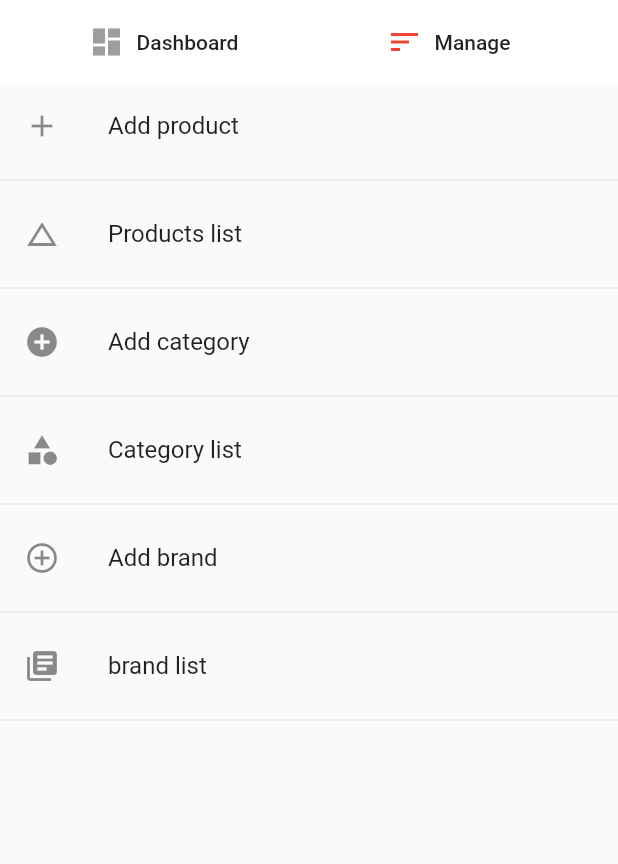
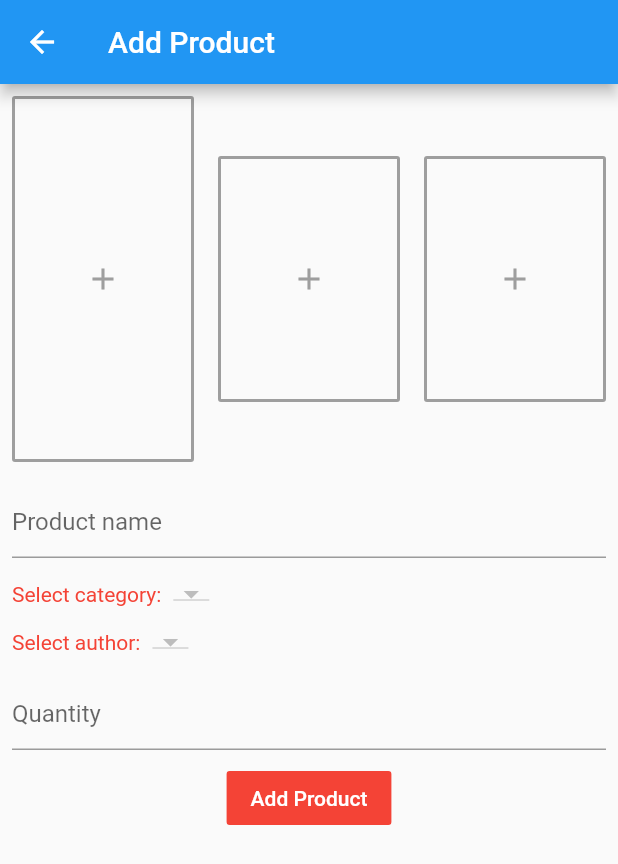
Before and after one commit to apoorvpandey/admin_book_exchange, a Flutter app: the screen it shows after launch, after a tap on "Manage", after a tap on "Add product", on a phone screen of 412 x 824 dp. Shown: the top 864 px of the screen. Run offline on Flutter 3.47's test engine with Material 2 defaults, Android fonts, the phone set to English and light mode, and no system bars; our stand-ins replace cloud_firestore, firebase_storage, image_picker; missing offline and left inert: flutter_flexible_toast; accounts and stored records are empty.

Commit message:
Product image upload ongoing...

```diff
--- a/lib/db/brand.dart
+++ b/lib/db/brand.dart
@@ -1,13 +1,26 @@
 import 'package:cloud_firestore/cloud_firestore.dart';
 import 'package:uuid/uuid.dart';
+import 'dart:convert';
 
 class BrandService{
   Firestore _firestore = Firestore.instance;
+  String ref = "brands";
 
   void createBrand(String name){
     var id = Uuid();
     String brandId = id.v1();
 
-    _firestore.collection('brands').document(brandId).setData({'brand': name});
+    _firestore.collection(ref).document(brandId).setData({'brand': name});
   }
+
+  Future <List<DocumentSnapshot>> getBrands() =>
+       _firestore.collection(ref).getDocuments().then((snaps){
+      return snaps.documents;
+    });
+
+  Future <List<DocumentSnapshot>> getSuggestions(String suggestion) =>
+      _firestore.collection(ref).where("brand", isEqualTo: suggestion).getDocuments().then((snap){
+        return snap.documents;
+      });
+
 }
--- a/lib/db/category.dart
+++ b/lib/db/category.dart
@@ -3,11 +3,24 @@ import 'package:uuid/uuid.dart';
 
 class CategoryService{
   Firestore _firestore = Firestore.instance;
+  String ref = "categories";
+
 
   void createCategory(String name){
     var id = Uuid();
     String categoryId = id.v1();
 
-    _firestore.collection('categories').document(categoryId).setData({'category': name});
+    _firestore.collection(ref).document(categoryId).setData({'category': name});
   }
-}
+
+  Future <List<DocumentSnapshot>> getCategories()=>
+     _firestore.collection(ref).getDocuments().then((snaps){
+      return snaps.documents;
+    });
+
+  Future <List<DocumentSnapshot>> getSuggestions(String suggestion) =>
+      _firestore.collection(ref).where("category", isEqualTo: suggestion).getDocuments().then((snap){
+        return snap.documents;
+      });
+
+  }
--- /dev/null
+++ b/lib/screens/add_products.dart
@@ -0,0 +1,326 @@
+import 'dart:io';
+import 'package:firebase_storage/firebase_storage.dart';
+import 'package:flutter_flexible_toast/flutter_flexible_toast.dart';
+import 'package:flutter/material.dart';
+import 'package:cloud_firestore/cloud_firestore.dart';
+import '../db/category.dart';
+import '../db/brand.dart';
+import 'package:image_picker/image_picker.dart';
+
+class AddProduct extends StatefulWidget {
+  @override
+  _AddProductState createState() => _AddProductState();
+}
+
+class _AddProductState extends State<AddProduct> {
+  CategoryService _categoryService = CategoryService();
+  BrandService _brandService = BrandService();
+  GlobalKey<FormState> _formKey = GlobalKey<FormState>();
+  TextEditingController productNameController = new TextEditingController();
+  TextEditingController quantityController = new TextEditingController();
+  List<DocumentSnapshot> brands = <DocumentSnapshot>[];
+  List<DocumentSnapshot> categories = <DocumentSnapshot>[];
+  List<DropdownMenuItem<String>> categoriesDropDown =
+      <DropdownMenuItem<String>>[];
+  List<DropdownMenuItem<String>> brandsDropDown = <DropdownMenuItem<String>>[];
+  String _currentCategory;
+  String _currentBrand;
+  File _image1;
+  File _image2;
+  File _image3;
+
+  @override
+  void initState() {
+    _getCategories();
+    _getBrands();
+  }
+
+  List<DropdownMenuItem<String>> getCategoriesDropDown() {
+    List<DropdownMenuItem<String>> items = new List();
+    for (int i = 0; i < categories.length; i++) {
+      items.insert(
+          0,
+          DropdownMenuItem(
+              child: Text(categories[i].data["category"]),
+              value: categories[i].data["category"]));
+    }
+    return items;
+  }
+
+  List<DropdownMenuItem<String>> getBrandsDropDown() {
+    List<DropdownMenuItem<String>> items = new List();
+    for (int i = 0; i < brands.length; i++) {
+      items.insert(
+          0,
+          DropdownMenuItem(
+              child: Text(brands[i].data["brand"]),
+              value: brands[i].data["brand"]));
+    }
+    return items;
+  }
+
+  @override
+  Widget build(BuildContext context) {
+    return Scaffold(
+      appBar: AppBar(title: Text("Add Product")),
+      body: SingleChildScrollView(
+        child: Form(
+          key: _formKey,
+          child: Column(
+            children: [
+              Row(
+                children: [
+                  Expanded(
+                    child: Padding(
+                      padding: const EdgeInsets.all(8.0),
+                      child: OutlineButton(
+                        borderSide: BorderSide(color: Colors.grey, width: 2),
+                        onPressed: () {
+                          _selectImage(
+                              ImagePicker.pickImage(
+                                  source: ImageSource.gallery),
+                              1);
+                        },
+                        child: Padding(
+                          padding: const EdgeInsets.fromLTRB(14, 40, 14, 40),
+                          child: _displayChild1(),
+                        ),
+                      ),
+                    ),
+                  ),
+                  Expanded(
+                    child: Padding(
+                      padding: const EdgeInsets.all(8.0),
+                      child: OutlineButton(
+                        borderSide: BorderSide(color: Colors.grey, width: 2),
+                        onPressed: () {
+                          _selectImage(
+                              ImagePicker.pickImage(
+                                  source: ImageSource.gallery),
+                              2);
+                        },
+                        child: _displayChild2(),
+                      ),
+                    ),
+                  ),
+                  Expanded(
+                    child: Padding(
+                      padding: const EdgeInsets.all(8.0),
+                      child: OutlineButton(
+                        borderSide: BorderSide(color: Colors.grey, width: 2),
+                        onPressed: () {
+                          _selectImage(
+                              ImagePicker.pickImage(
+                                  source: ImageSource.gallery),
+                              3);
+                        },
+                        child: _displayChild3(),
+                      ),
+                    ),
+                  ),
+                ],
+              ),
+              Padding(
+                padding: const EdgeInsets.all(8.0),
+                child: TextFormField(
+                  controller: productNameController,
+                  decoration: InputDecoration(hintText: "Product name"),
+                  validator: (value) {
+                    if (value.isEmpty) {
+                      return "You must enter product name";
+                    } else if (value.length > 10) {
+                      return "Product name can't have more than 10 characters";
+                    }
+                  },
+                ),
+              ),
+
+              // Select Category
+
+              Row(
+                children: <Widget>[
+                  Padding(
+                    padding: const EdgeInsets.all(8.0),
+                    child: Text(
+                      "Select category:",
+                      style: TextStyle(color: Colors.red),
+                    ),
+                  ),
+                  DropdownButton(
+                    items: categoriesDropDown,
+                    onChanged: changeSelectedCategory,
+                    value: _currentCategory,
+                  ),
+                ],
+              ),
+
+              // Select Brand
+
+              Row(
+                children: <Widget>[
+                  Padding(
+                    padding: const EdgeInsets.all(8.0),
+                    child: Text(
+                      "Select author:",
+                      style: TextStyle(color: Colors.red),
+                    ),
+                  ),
+                  DropdownButton(
+                    items: brandsDropDown,
+                    onChanged: changeSelectedBrand,
+                    value: _currentBrand,
+                  ),
+                ],
+              ),
+
+              Padding(
+                padding: const EdgeInsets.all(8.0),
+                child: TextFormField(
+                  controller: quantityController,
+                  keyboardType: TextInputType.number,
+                  decoration: InputDecoration(hintText: "Quantity"),
+                  validator: (value) {
+                    if (value.isEmpty) {
+                      return "You must enter quantity";
+                    }
+                  },
+                ),
+              ),
+
+              FlatButton(
+                color: Colors.red,
+                textColor: Colors.white,
+                child: Text("Add Product"),
+                onPressed: () {
+                  validateAndUpload();
+                },
+              ),
+            ],
+          ),
+        ),
+      ),
+    );
+  }
+
+  void _getCategories() async {
+    List<DocumentSnapshot> data = await _categoryService.getCategories();
+    print(data.length);
+    setState(() {
+      categories = data;
+      categoriesDropDown = getCategoriesDropDown();
+      _currentCategory = categories[0].data["category"];
+    });
+  }
+
+  void _getBrands() async {
+    List<DocumentSnapshot> data = await _brandService.getBrands();
+    print(data.length);
+    setState(() {
+      brands = data;
+      brandsDropDown = getBrandsDropDown();
+      _currentBrand = brands[0].data["brand"];
+    });
+  }
+
+  changeSelectedCategory(String selectedCategory) {
+    setState(() => _currentCategory = selectedCategory);
+  }
+
+  changeSelectedBrand(String selectedBrand) {
+    setState(() => _currentBrand = selectedBrand);
+  }
+
+  void _selectImage(Future<File> pickImage, int imageNumber) async {
+    File tempImg = await await pickImage;
+    switch (imageNumber) {
+      case 1:
+        setState(() => _image1 = tempImg);
+        break;
+
+      case 2:
+        setState(() => _image2 = tempImg);
+        break;
+
+      case 3:
+        setState(() => _image3 = tempImg);
+        break;
+    }
+  }
+
+  Widget _displayChild1() {
+    if (_image1 == null) {
+      return Padding(
+        padding: const EdgeInsets.fromLTRB(14, 70, 14, 70),
+        child: Icon(
+          Icons.add,
+          color: Colors.grey,
+        ),
+      );
+    } else {
+      return Image.file(_image1, fit: BoxFit.fill, width: double.infinity,);
+    }
+  }
+
+  Widget _displayChild2() {
+    if (_image2 == null) {
+      return Padding(
+        padding: const EdgeInsets.fromLTRB(14, 70, 14, 70),
+        child: Icon(
+          Icons.add,
+          color: Colors.grey,
+        ),
+      );
+    } else {
+      return Image.file(_image2, fit: BoxFit.fill, width: double.infinity,);
+    }
+  }
+
+  Widget _displayChild3() {
+    if (_image3 == null) {
+      return Padding(
+        padding: const EdgeInsets.fromLTRB(14, 70, 14, 70),
+        child: Icon(
+          Icons.add,
+          color: Colors.grey,
+        ),
+      );
+    } else {
+     return Image.file(_image3, fit: BoxFit.fill, width: double.infinity,);
+    }
+  }
+
+  void validateAndUpload() async {
+    if(_formKey.currentState.validate())
+      {
+        if(_image1 != null && _image2 != null && _image3 != null)
+          {
+            String imageUrl1;
+            String imageUrl2;
+            String imageUrl3;
+            final FirebaseStorage storage = FirebaseStorage.instance;
+            final String picture1 = "1${DateTime.now().millisecondsSinceEpoch.toString()}.jpg";
+            StorageUploadTask task1 = storage.ref().child(picture1).putFile(_image1);
+
+            final String picture2 = "2${DateTime.now().millisecondsSinceEpoch.toString()}.jpg";
+            StorageUploadTask task2 = storage.ref().child(picture2).putFile(_image2);
+
+            final String picture3 = "3${DateTime.now().millisecondsSinceEpoch.toString()}.jpg";
+            StorageUploadTask task3 = storage.ref().child(picture3).putFile(_image3);
+
+            StorageTaskSnapshot snapshot1 = await task1.onComplete.then((snapshot) => snapshot);
+            StorageTaskSnapshot snapshot2 = await task2.onComplete.then((snapshot) => snapshot);
+
+            task3.onComplete.then((snapshot3) async {
+            imageUrl1 = await snapshot1.ref.getDownloadURL();
+            imageUrl2 = await snapshot2.ref.getDownloadURL();
+            imageUrl3 = await snapshot3.ref.getDownloadURL();
+            });
+
+          }
+        else
+          {
+            FlutterFlexibleToast.showToast(message: "Please select all images");
+          }
+      }
+  }
+}
--- a/lib/screens/admin.dart
+++ b/lib/screens/admin.dart
@@ -1,3 +1,4 @@
+import 'package:book_exchange_admin/screens/add_products.dart';
 import 'package:flutter/material.dart';
 import '../db/category.dart';
 import 'package:flutter_flexible_toast/flutter_flexible_toast.dart';
@@ -190,7 +191,9 @@ class _AdminState extends State<Admin> {
             ListTile(
               leading: Icon(Icons.add),
               title: Text("Add product"),
-              onTap: () {},
+              onTap: () {
+                Navigator.push(context, MaterialPageRoute(builder: (context)=>AddProduct()));
+              },
             ),
             Divider(),
             ListTile(
--- a/pubspec.yaml
+++ b/pubspec.yaml
@@ -42,6 +42,7 @@ dependencies:
   intl: ^0.16.1
   uuid: ^2.2.0
   rename: ^1.2.0
+  flutter_typeahead: ^1.8.6
 
 dev_dependencies:
   flutter_test:
```
Also changed, not shown: pubspec.lock, 1 other file.
